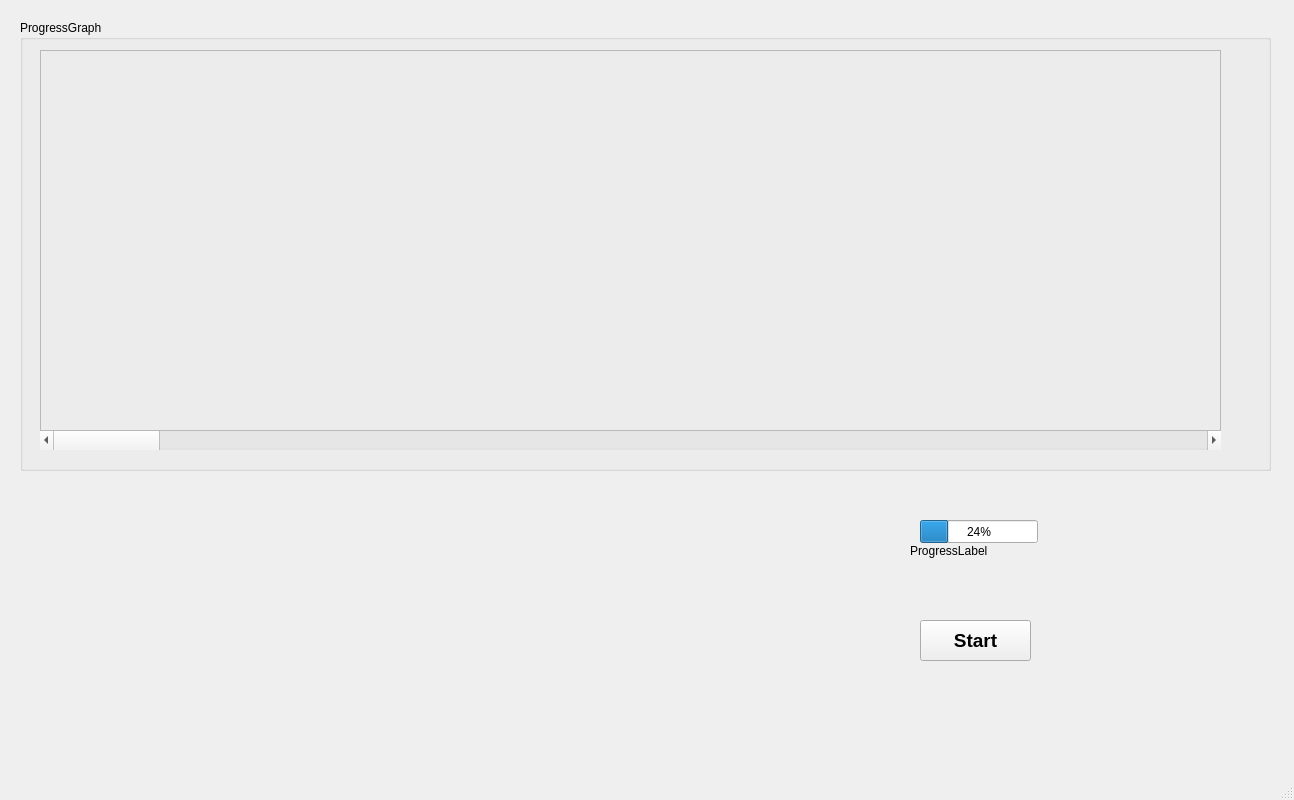
Above: mainUI.ui from ChemTherm/modbus_pump_control before the change. Below: the same form after it.
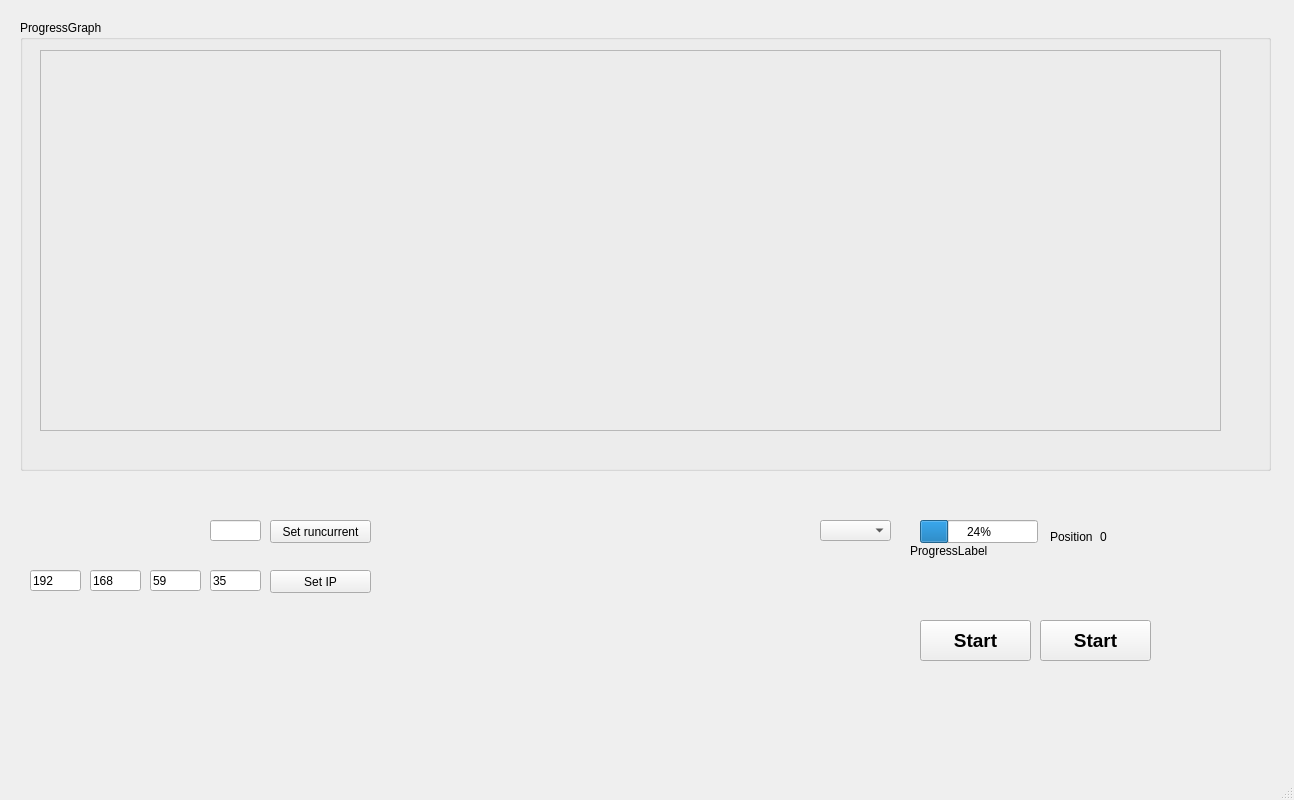
That is the form after the change.

The edit to the form file:
```diff
--- a/mainUI.ui
+++ b/mainUI.ui
@@ -46,19 +46,6 @@
     <property name="title">
      <string>ProgressGraph</string>
     </property>
-    <widget class="QScrollBar" name="GraphSlider">
-     <property name="geometry">
-      <rect>
-       <x>20</x>
-       <y>410</y>
-       <width>1181</width>
-       <height>20</height>
-      </rect>
-     </property>
-     <property name="orientation">
-      <enum>Qt::Horizontal</enum>
-     </property>
-    </widget>
     <widget class="QFrame" name="GraphCanvas">
      <property name="geometry">
       <rect>
@@ -102,6 +89,165 @@
      <string>ProgressLabel</string>
     </property>
    </widget>
+   <widget class="QPushButton" name="exitBtn">
+    <property name="geometry">
+     <rect>
+      <x>1040</x>
+      <y>620</y>
+      <width>111</width>
+      <height>41</height>
+     </rect>
+    </property>
+    <property name="font">
+     <font>
+      <pointsize>14</pointsize>
+      <weight>75</weight>
+      <bold>true</bold>
+     </font>
+    </property>
+    <property name="text">
+     <string>Start</string>
+    </property>
+   </widget>
+   <widget class="QComboBox" name="stageDropdown">
+    <property name="geometry">
+     <rect>
+      <x>820</x>
+      <y>520</y>
+      <width>71</width>
+      <height>21</height>
+     </rect>
+    </property>
+   </widget>
+   <widget class="QPushButton" name="setRunCurrentButton">
+    <property name="geometry">
+     <rect>
+      <x>270</x>
+      <y>520</y>
+      <width>101</width>
+      <height>23</height>
+     </rect>
+    </property>
+    <property name="text">
+     <string>Set runcurrent</string>
+    </property>
+   </widget>
+   <widget class="QLineEdit" name="runcurrentLine">
+    <property name="geometry">
+     <rect>
+      <x>210</x>
+      <y>520</y>
+      <width>51</width>
+      <height>21</height>
+     </rect>
+    </property>
+    <property name="toolTip">
+     <string extracomment="set from 0 to 100"/>
+    </property>
+   </widget>
+   <widget class="QLineEdit" name="ipBlock_1">
+    <property name="geometry">
+     <rect>
+      <x>30</x>
+      <y>570</y>
+      <width>51</width>
+      <height>21</height>
+     </rect>
+    </property>
+    <property name="toolTip">
+     <string extracomment="set from 0 to 100"/>
+    </property>
+    <property name="text">
+     <string>192</string>
+    </property>
+   </widget>
+   <widget class="QLineEdit" name="ipBlock_2">
+    <property name="geometry">
+     <rect>
+      <x>90</x>
+      <y>570</y>
+      <width>51</width>
+      <height>21</height>
+     </rect>
+    </property>
+    <property name="toolTip">
+     <string extracomment="set from 0 to 100"/>
+    </property>
+    <property name="text">
+     <string>168</string>
+    </property>
+   </widget>
+   <widget class="QLineEdit" name="ipBlock_3">
+    <property name="geometry">
+     <rect>
+      <x>150</x>
+      <y>570</y>
+      <width>51</width>
+      <height>21</height>
+     </rect>
+    </property>
+    <property name="toolTip">
+     <string extracomment="set from 0 to 100"/>
+    </property>
+    <property name="text">
+     <string>59</string>
+    </property>
+   </widget>
+   <widget class="QLineEdit" name="ipBlock_4">
+    <property name="geometry">
+     <rect>
+      <x>210</x>
+      <y>570</y>
+      <width>51</width>
+      <height>21</height>
+     </rect>
+    </property>
+    <property name="toolTip">
+     <string extracomment="set from 0 to 100"/>
+    </property>
+    <property name="text">
+     <string>35</string>
+    </property>
+   </widget>
+   <widget class="QPushButton" name="setIP">
+    <property name="geometry">
+     <rect>
+      <x>270</x>
+      <y>570</y>
+      <width>101</width>
+      <height>23</height>
+     </rect>
+    </property>
+    <property name="text">
+     <string>Set IP</string>
+    </property>
+   </widget>
+   <widget class="QLabel" name="positionLabel">
+    <property name="geometry">
+     <rect>
+      <x>1050</x>
+      <y>530</y>
+      <width>47</width>
+      <height>13</height>
+     </rect>
+    </property>
+    <property name="text">
+     <string>Position</string>
+    </property>
+   </widget>
+   <widget class="QLabel" name="positionDisplay">
+    <property name="geometry">
+     <rect>
+      <x>1100</x>
+      <y>530</y>
+      <width>47</width>
+      <height>13</height>
+     </rect>
+    </property>
+    <property name="text">
+     <string>0</string>
+    </property>
+   </widget>
   </widget>
   <widget class="QMenuBar" name="menubar">
    <property name="geometry">
```
